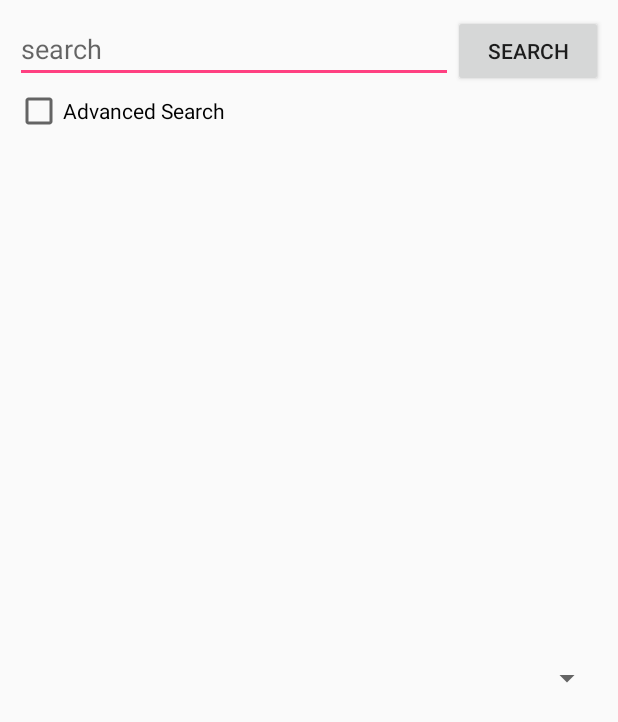
After one commit to OSU-CS496-Sp2017/final-project-d-d-companion-app, an Android app: the layout search_manual_activity.xml on its own in the app's theme, with its tools: preview values and no code run, on a phone screen of 412 x 824 dp. The commit adds this screen. Shown: the top 722 px of the screen. Run offline under Robolectric (Android 15) with nearby library versions, the phone set to English and light mode, and no system bars.

Commit message:
Layout mostly finished

```diff
--- /dev/null
+++ b/app/src/main/res/layout/search_manual_activity.xml
@@ -0,0 +1,48 @@
+<?xml version="1.0" encoding="utf-8"?>
+<LinearLayout xmlns:android="http://schemas.android.com/apk/res/android"
+    android:orientation="vertical" android:layout_width="match_parent"
+    android:layout_height="match_parent"
+    android:padding="10dp">
+
+    <LinearLayout
+        android:orientation="horizontal"
+        android:layout_width="match_parent"
+        android:layout_height="wrap_content"
+        android:layout_gravity="center_horizontal" >
+
+        <EditText
+            android:layout_width="250dp"
+            android:layout_height="wrap_content"
+            android:layout_weight = "1.00"
+            android:hint="search" />
+        <Button
+            android:layout_width="100dp"
+            android:layout_height="wrap_content"
+            android:text="Search" />
+
+    </LinearLayout>
+
+    <CheckBox
+        android:id="@+id/advSearchCheckbox"
+        android:layout_width="wrap_content"
+        android:layout_height="wrap_content"
+        android:text="Advanced Search" />
+
+    <LinearLayout
+        android:id="@+id/advSearchItemsLyt"
+        android:layout_width="match_parent"
+        android:layout_height="match_parent"
+        android:orientation="vertical" >
+
+        <Spinner
+            android:layout_width="match_parent"
+            android:layout_height="match_parent" />
+
+    </LinearLayout>
+
+
+    <View
+        android:layout_width="match_parent"
+        android:layout_height="wrap_content" />
+
+</LinearLayout>
--- a/build.gradle
+++ b/build.gradle
@@ -5,7 +5,7 @@ buildscript {
         jcenter()
     }
     dependencies {
-        classpath 'com.android.tools.build:gradle:2.3.1'
+        classpath 'com.android.tools.build:gradle:2.3.3'
 
         // NOTE: Do not place your application dependencies here; they belong
         // in the individual module build.gradle files
```
Also changed, not shown: app/src/main/java/cs496/dndcompanionapp/DnDApi.java (+5 -2 lines), app/src/main/java/cs496/dndcompanionapp/SearchManualAdapter.java (added, +10 -0 lines), app/src/main/res/values/strings.xml (+12 -0 lines).
